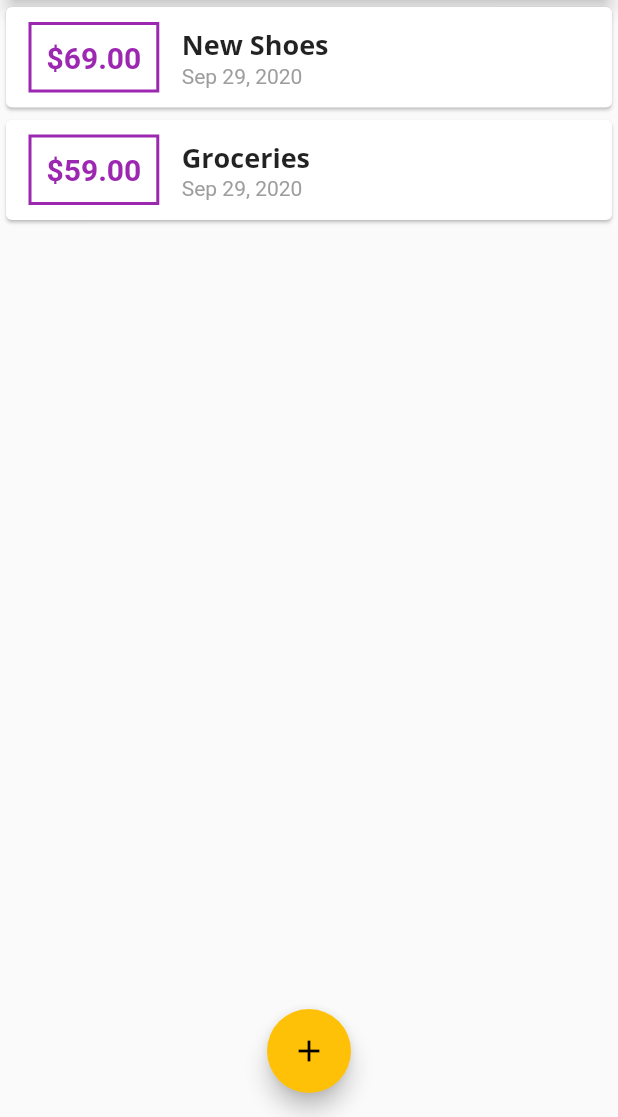
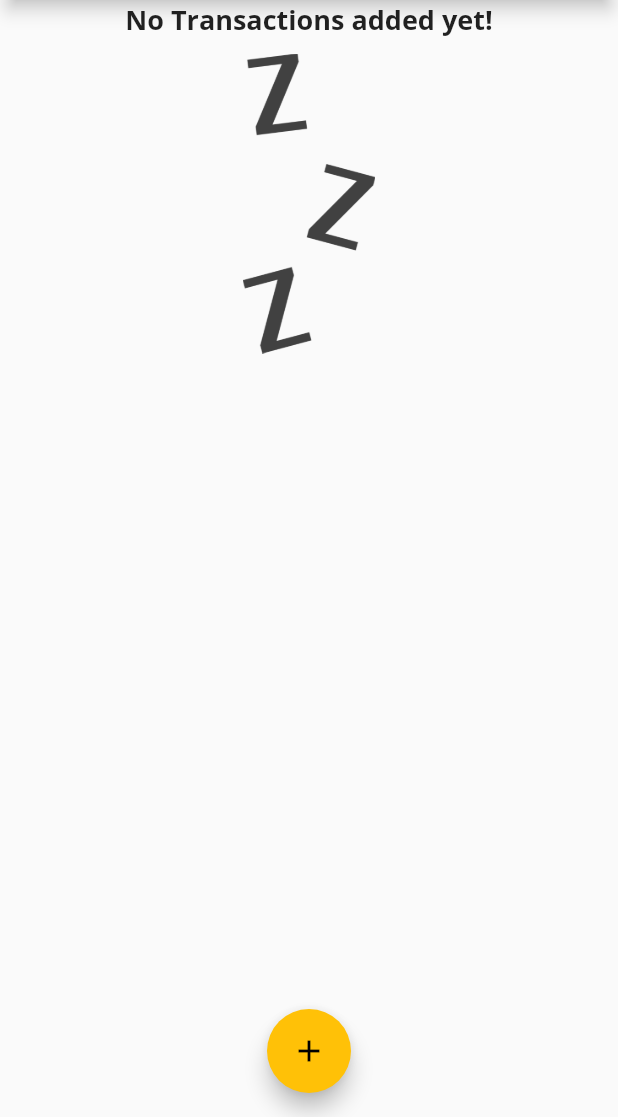
Before and after one commit to udaykumaruking/personal_tracker, a Flutter app: the screen it shows after launch, on a phone screen of 412 x 824 dp, the part 119-1236 px from its top. Run offline on Flutter 3.47's test engine with Material 2 defaults, Android fonts, the phone set to English and light mode, and no system bars.

```diff
--- a/lib/main.dart
+++ b/lib/main.dart
@@ -53,18 +53,18 @@ class MyHomePage extends StatefulWidget {
 
 class _MyHomePageState extends State<MyHomePage> {
   final List<Transaction> _userTransactions = [
-    Transaction(
-      id: 't1',
-      title: 'New Shoes',
-      amount: 69.00,
-      date: DateTime.now(),
-    ),
-    Transaction(
-      id: 't2',
-      title: 'Groceries',
-      amount: 59.00,
-      date: DateTime.now(),
-    ),
+    // Transaction(
+    //   id: 't1',
+    //   title: 'New Shoes',
+    //   amount: 69.00,
+    //   date: DateTime.now(),
+    // ),
+    // Transaction(
+    //   id: 't2',
+    //   title: 'Groceries',
+    //   amount: 59.00,
+    //   date: DateTime.now(),
+    // ),
   ];
   void _addNewTransaction(String txTitle, double txAmount) {
     final newTx = Transaction(
--- a/lib/widgets/transaction_list.dart
+++ b/lib/widgets/transaction_list.dart
@@ -12,7 +12,26 @@ class TransactionList extends StatelessWidget {
   Widget build(BuildContext context) {
     return Container(
       height: 300,
-      child: ListView.builder(
+      child: transactions.isEmpty
+          ? Column(
+              children: <Widget>[
+                Text(
+                  "No Transactions added yet!",
+                  style: Theme.of(context).textTheme.title,
+                ),
+                SizedBox(
+                  height: 10,
+                ),
+                Container(
+                  height: 200,
+                  child: Image.asset(
+                    'assets/images/waiting.png',
+                    fit: BoxFit.cover,
+                  ),
+                ),
+              ],
+            )
+          : ListView.builder(
               itemBuilder: (ctx, index) {
                 return Card(
                   child: Row(
--- a/pubspec.yaml
+++ b/pubspec.yaml
@@ -44,9 +44,8 @@ flutter:
   uses-material-design: true
 
   # To add assets to your application, add an assets section, like this:
-  # assets:
-  #   - images/a_dot_burr.jpeg
-  #   - images/a_dot_ham.jpeg
+  assets:
+    - assets/images/
 
   # An image asset can refer to one or more resolution-specific "variants", see
   # https://flutter.dev/assets-and-images/#resolution-aware.
```
Also changed, not shown: assets/images/waiting.png (added). Lines whose indentation alone changed are shown as unchanged.
